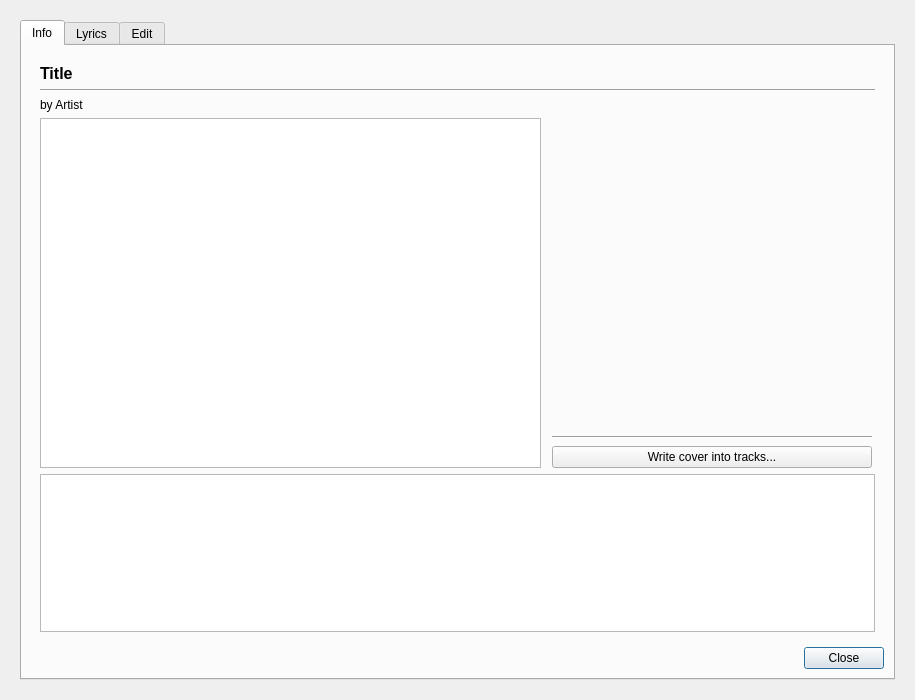
The window that src/Gui/InfoDialog/GUI_InfoDialog.ui (Inferno214221/sayonara-player) describes before a commit, drawn with Qt 5.
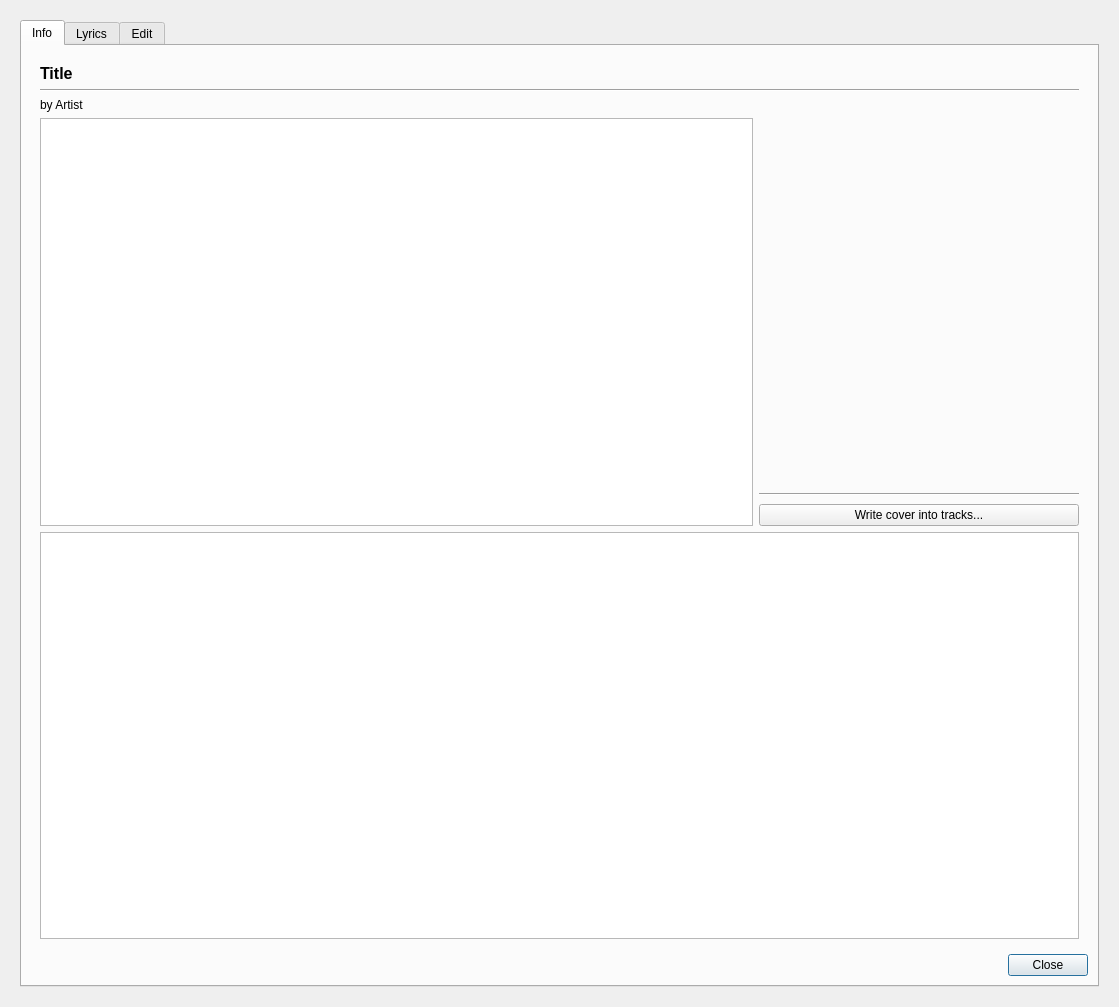
The same window after the commit. Icons and pictures are not drawn. Custom widgets are drawn as their Qt base class.

Commit message: Info Dialog changes

```diff
--- a/src/Gui/InfoDialog/GUI_InfoDialog.ui
+++ b/src/Gui/InfoDialog/GUI_InfoDialog.ui
@@ -6,8 +6,8 @@
    <rect>
     <x>0</x>
     <y>0</y>
-    <width>915</width>
-    <height>700</height>
+    <width>1119</width>
+    <height>1007</height>
    </rect>
   </property>
   <property name="minimumSize">
@@ -83,31 +83,8 @@
            <item row="4" column="1">
             <widget class="QWidget" name="ui_info_widget" native="true">
              <layout class="QGridLayout" name="gridLayout_4">
-              <property name="horizontalSpacing">
-               <number>3</number>
-              </property>
-              <item row="1" column="0" colspan="5">
-               <widget class="Line" name="line">
-                <property name="orientation">
-                 <enum>Qt::Horizontal</enum>
-                </property>
-               </widget>
-              </item>
-              <item row="5" column="0">
-               <widget class="QTableWidget" name="table_info">
-                <attribute name="horizontalHeaderVisible">
-                 <bool>false</bool>
-                </attribute>
-                <attribute name="horizontalHeaderStretchLastSection">
-                 <bool>true</bool>
-                </attribute>
-                <attribute name="verticalHeaderVisible">
-                 <bool>false</bool>
-                </attribute>
-               </widget>
-              </item>
-              <item row="0" column="0" colspan="4">
-               <widget class="QLabel" name="lab_title">
+              <item row="0" column="0">
+               <widget class="QLabel" name="labTitle">
                 <property name="sizePolicy">
                  <sizepolicy hsizetype="MinimumExpanding" vsizetype="Maximum">
                   <horstretch>0</horstretch>
@@ -129,8 +106,15 @@
                 </property>
                </widget>
               </item>
-              <item row="4" column="0">
-               <widget class="QLabel" name="lab_subheader">
+              <item row="1" column="0" colspan="2">
+               <widget class="Line" name="line">
+                <property name="orientation">
+                 <enum>Qt::Horizontal</enum>
+                </property>
+               </widget>
+              </item>
+              <item row="2" column="0">
+               <widget class="QLabel" name="labSubheader">
                 <property name="sizePolicy">
                  <sizepolicy hsizetype="MinimumExpanding" vsizetype="Maximum">
                   <horstretch>0</horstretch>
@@ -142,41 +126,34 @@
                 </property>
                </widget>
               </item>
-              <item row="6" column="0" colspan="5">
-               <widget class="QListWidget" name="list_paths">
+              <item row="3" column="0">
+               <widget class="QTableWidget" name="tableInfo">
                 <property name="sizePolicy">
-                 <sizepolicy hsizetype="Preferred" vsizetype="Maximum">
+                 <sizepolicy hsizetype="MinimumExpanding" vsizetype="Expanding">
                   <horstretch>0</horstretch>
-                  <verstretch>1</verstretch>
+                  <verstretch>0</verstretch>
                  </sizepolicy>
                 </property>
+                <attribute name="horizontalHeaderVisible">
+                 <bool>false</bool>
+                </attribute>
+                <attribute name="horizontalHeaderStretchLastSection">
+                 <bool>true</bool>
+                </attribute>
+                <attribute name="verticalHeaderVisible">
+                 <bool>false</bool>
+                </attribute>
                </widget>
               </item>
-              <item row="5" column="1">
-               <spacer name="verticalSpacer">
-                <property name="orientation">
-                 <enum>Qt::Vertical</enum>
-                </property>
-                <property name="sizeType">
-                 <enum>QSizePolicy::MinimumExpanding</enum>
-                </property>
-                <property name="sizeHint" stdset="0">
-                 <size>
-                  <width>5</width>
-                  <height>350</height>
-                 </size>
-                </property>
-               </spacer>
-              </item>
-              <item row="5" column="2" colspan="2">
+              <item row="3" column="1">
                <layout class="QVBoxLayout" name="verticalLayout">
                 <property name="spacing">
                  <number>2</number>
                 </property>
                 <item>
-                 <widget class="Gui::CoverButton" name="btn_image">
+                 <widget class="Gui::CoverButton" name="btnImage">
                   <property name="sizePolicy">
-                   <sizepolicy hsizetype="MinimumExpanding" vsizetype="MinimumExpanding">
+                   <sizepolicy hsizetype="Minimum" vsizetype="MinimumExpanding">
                     <horstretch>0</horstretch>
                     <verstretch>0</verstretch>
                    </sizepolicy>
@@ -216,7 +193,23 @@
                  </spacer>
                 </item>
                 <item>
-                 <widget class="QPushButton" name="btn_write_cover_to_tracks">
+                 <spacer name="verticalSpacer_2">
+                  <property name="orientation">
+                   <enum>Qt::Vertical</enum>
+                  </property>
+                  <property name="sizeType">
+                   <enum>QSizePolicy::Maximum</enum>
+                  </property>
+                  <property name="sizeHint" stdset="0">
+                   <size>
+                    <width>20</width>
+                    <height>1</height>
+                   </size>
+                  </property>
+                 </spacer>
+                </item>
+                <item>
+                 <widget class="QPushButton" name="btnWriteCoverToTracks">
                   <property name="text">
                    <string notr="true">Write cover into tracks...</string>
                   </property>
@@ -224,6 +217,9 @@
                 </item>
                </layout>
               </item>
+              <item row="4" column="0" colspan="2">
+               <widget class="QListWidget" name="listPaths"/>
+              </item>
              </layout>
             </widget>
            </item>
```
Left out of the diff: 22 changed lines with no effect on the pictures. The commit also changes 8 other files.
